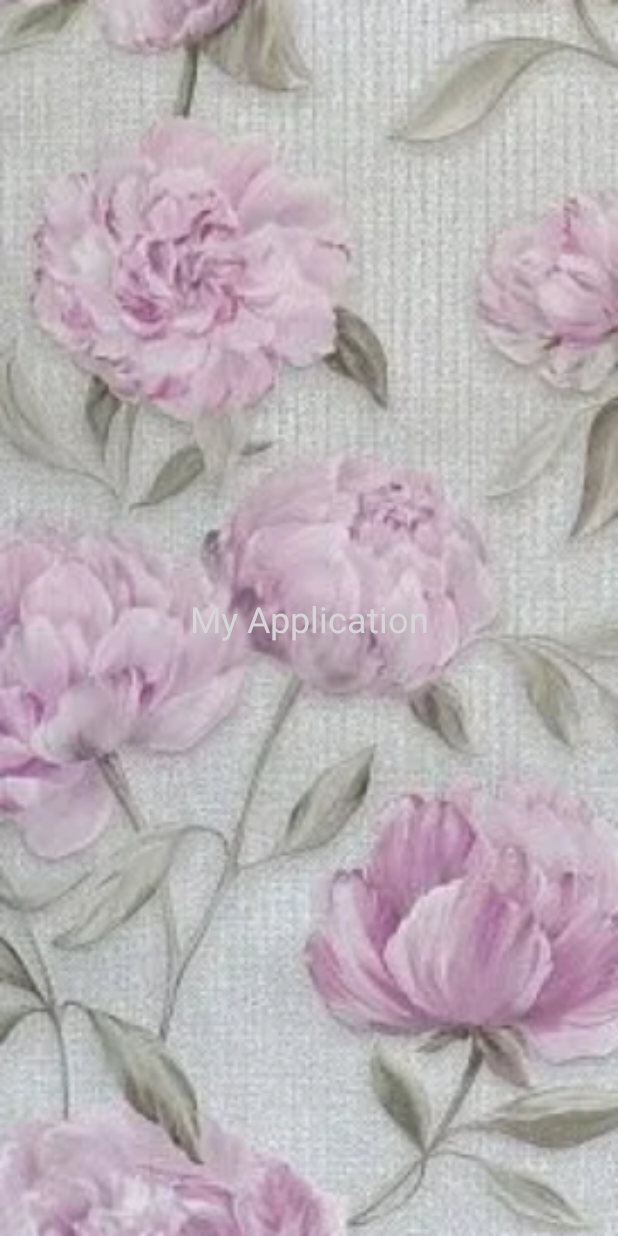
After one commit to profitsw2000/WallWatch, an Android app: the fragment UpdateTimeFragment shown on its own in the app's theme, on a phone screen of 412 x 824 dp. The commit adds this screen. Run offline under Robolectric (Android 15) with nearby library versions, the phone set to English and light mode, and no system bars.

Commit message:
Создан фрагмент для обновления времени и сделан его запуск из активити при старте.

```diff
--- a/app/build.gradle.kts
+++ b/app/build.gradle.kts
@@ -9,6 +9,7 @@ android {
 dependencies {
     implementation(project(":core"))
     implementation(project(":data"))
+    implementation(project(":updateScreen"))
 
     implementation(libs.androidx.core.ktx)
     implementation(libs.androidx.lifecycle.runtime.ktx)
--- a/updateScreen/build.gradle.kts
+++ b/updateScreen/build.gradle.kts
@@ -8,6 +8,9 @@ android {
 }
 
 dependencies {
+
+    implementation(project(":core"))
+    implementation(project(":data"))
 
     implementation(libs.androidx.core.ktx)
     implementation(libs.androidx.appcompat)
--- /dev/null
+++ b/updateScreen/src/main/java/ru/profitsw2000/updatescreen/presentation/view/UpdateTimeFragment.kt
@@ -0,0 +1,28 @@
+package ru.profitsw2000.updatescreen.presentation.view
+
+import android.os.Bundle
+import androidx.fragment.app.Fragment
+import android.view.LayoutInflater
+import android.view.View
+import android.view.ViewGroup
+import ru.profitsw2000.updatescreen.R
+
+class UpdateTimeFragment : Fragment() {
+
+    override fun onCreate(savedInstanceState: Bundle?) {
+        super.onCreate(savedInstanceState)
+    }
+
+    override fun onCreateView(
+        inflater: LayoutInflater, container: ViewGroup?,
+        savedInstanceState: Bundle?
+    ): View? {
+        // Inflate the layout for this fragment
+        return inflater.inflate(R.layout.fragment_update_time, container, false)
+    }
+
+    companion object {
+        @JvmStatic
+        fun newInstance() = UpdateTimeFragment()
+    }
+}
--- /dev/null
+++ b/updateScreen/src/main/res/layout/fragment_update_time.xml
@@ -0,0 +1,21 @@
+<?xml version="1.0" encoding="utf-8"?>
+<androidx.constraintlayout.widget.ConstraintLayout xmlns:android="http://schemas.android.com/apk/res/android"
+    xmlns:tools="http://schemas.android.com/tools"
+    android:layout_width="match_parent"
+    android:layout_height="match_parent"
+    xmlns:app="http://schemas.android.com/apk/res-auto"
+    android:background="@drawable/flowers"
+    tools:context=".presentation.view.UpdateTimeFragment">
+
+    <TextView
+        android:layout_width="wrap_content"
+        android:layout_height="wrap_content"
+        android:text="My Application"
+        android:textSize="24sp"
+        android:textColor="@color/white"
+        app:layout_constraintBottom_toBottomOf="parent"
+        app:layout_constraintEnd_toEndOf="parent"
+        app:layout_constraintStart_toStartOf="parent"
+        app:layout_constraintTop_toTopOf="parent" />
+
+</androidx.constraintlayout.widget.ConstraintLayout>
--- /dev/null
+++ b/updateScreen/src/main/res/values/strings.xml
@@ -0,0 +1,4 @@
+<resources>
+    <!-- TODO: Remove or change this placeholder text -->
+    <string name="hello_blank_fragment">Hello blank fragment</string>
+</resources>
```
Also changed, not shown: app/src/main/java/ru/profitsw2000/wallwatch/presentation/MainActivity.kt (+10 -0 lines), app/src/main/res/layout/activity_main.xml (+7 -9 lines).
